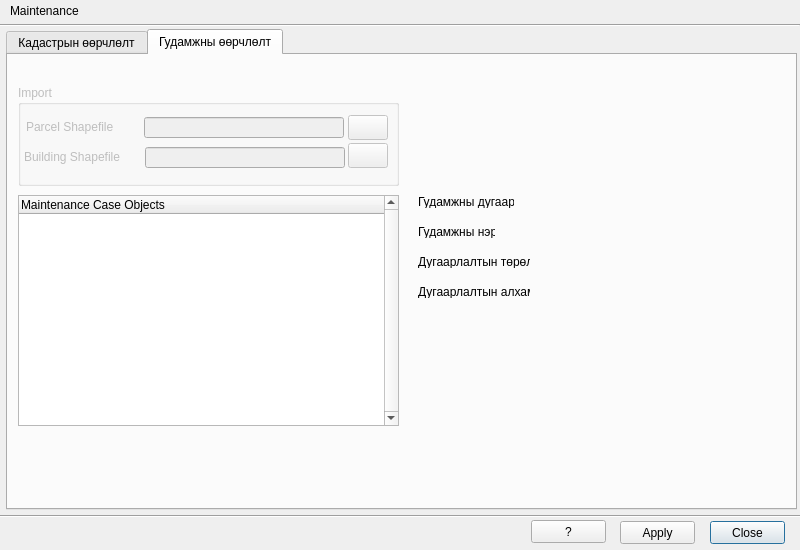
This is view/CreateCaseDialog.ui in teamlm2/lm2_mgis as Qt 5 draws it before an edit. The edited form follows.
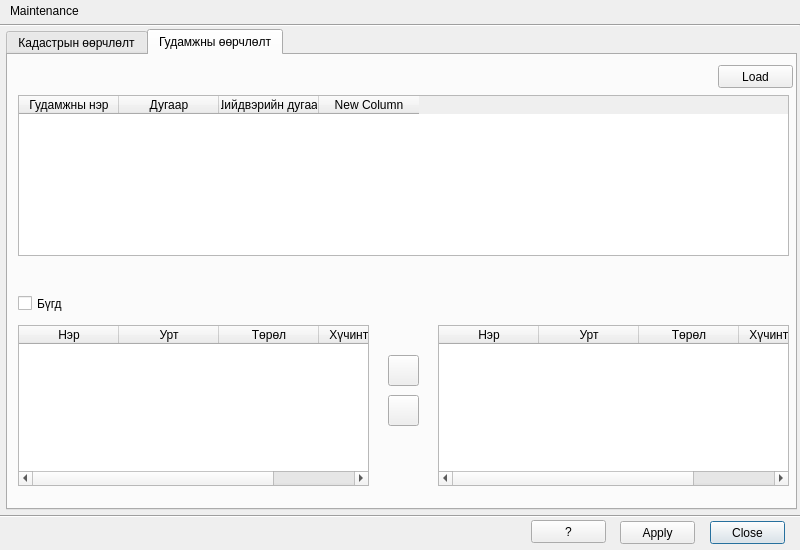
This is the edited form. Icons and pictures are not drawn.

The edit to the form file:
```diff
--- a/view/CreateCaseDialog.ui
+++ b/view/CreateCaseDialog.ui
@@ -669,179 +669,146 @@
     <attribute name="title">
      <string>Гудамжны өөрчлөлт</string>
     </attribute>
-    <widget class="QTreeWidget" name="result_twidget_2">
+    <widget class="QTableWidget" name="street_twidget">
      <property name="geometry">
       <rect>
        <x>10</x>
-       <y>140</y>
-       <width>381</width>
-       <height>231</height>
+       <y>40</y>
+       <width>771</width>
+       <height>161</height>
       </rect>
      </property>
-     <property name="verticalScrollBarPolicy">
-      <enum>Qt::ScrollBarAlwaysOn</enum>
-     </property>
-     <attribute name="headerDefaultSectionSize">
-      <number>100</number>
-     </attribute>
      <column>
       <property name="text">
-       <string>Maintenance Case Objects</string>
+       <string>Гудамжны нэр</string>
       </property>
      </column>
+     <column>
+      <property name="text">
+       <string>Дугаар</string>
+      </property>
+     </column>
+     <column>
+      <property name="text">
+       <string>Шийдвэрийн дугаар</string>
+      </property>
+     </column>
+     <column>
+      <property name="text">
+       <string>New Column</string>
+      </property>
+     </column>
     </widget>
-    <widget class="QGroupBox" name="import_groupbox_2">
-     <property name="enabled">
-      <bool>false</bool>
+    <widget class="QPushButton" name="street_find_button">
+     <property name="geometry">
+      <rect>
+       <x>710</x>
+       <y>10</y>
+       <width>75</width>
+       <height>23</height>
+      </rect>
      </property>
+     <property name="text">
+      <string>Load</string>
+     </property>
+    </widget>
+    <widget class="QTableWidget" name="touches_road_twidget">
      <property name="geometry">
       <rect>
        <x>10</x>
-       <y>30</y>
-       <width>381</width>
-       <height>101</height>
+       <y>270</y>
+       <width>351</width>
+       <height>161</height>
       </rect>
      </property>
-     <property name="title">
-      <string>Import</string>
-     </property>
-     <widget class="QLineEdit" name="building_shape_edit_2">
-      <property name="geometry">
-       <rect>
-        <x>127</x>
-        <y>62</y>
-        <width>200</width>
-        <height>21</height>
-       </rect>
-      </property>
-      <property name="readOnly">
-       <bool>true</bool>
-      </property>
-     </widget>
-     <widget class="QLineEdit" name="parcel_shape_edit_2">
-      <property name="geometry">
-       <rect>
-        <x>126</x>
-        <y>32</y>
-        <width>200</width>
-        <height>21</height>
-       </rect>
-      </property>
-      <property name="readOnly">
-       <bool>true</bool>
-      </property>
-     </widget>
-     <widget class="QLabel" name="label_13">
-      <property name="geometry">
-       <rect>
-        <x>6</x>
-        <y>64</y>
-        <width>111</width>
-        <height>16</height>
-       </rect>
-      </property>
+     <column>
       <property name="text">
-       <string>Building Shapefile</string>
+       <string>Нэр</string>
       </property>
-     </widget>
-     <widget class="QLabel" name="label_14">
-      <property name="geometry">
-       <rect>
-        <x>8</x>
-        <y>34</y>
-        <width>101</width>
-        <height>16</height>
-       </rect>
-      </property>
+     </column>
+     <column>
       <property name="text">
-       <string>Parcel Shapefile</string>
+       <string>Урт</string>
       </property>
-     </widget>
-     <widget class="QPushButton" name="open_parcel_file_button_2">
-      <property name="geometry">
-       <rect>
-        <x>330</x>
-        <y>30</y>
-        <width>40</width>
-        <height>25</height>
-       </rect>
-      </property>
+     </column>
+     <column>
       <property name="text">
-       <string/>
+       <string>Төрөл</string>
       </property>
-      <property name="icon">
-       <iconset resource="resources.qrc">
-        <normaloff>:/plugins/lm2/open.png</normaloff>:/plugins/lm2/open.png</iconset>
-      </property>
-     </widget>
-     <widget class="QPushButton" name="open_building_file_button_2">
-      <property name="geometry">
-       <rect>
-        <x>330</x>
-        <y>58</y>
-        <width>40</width>
-        <height>25</height>
-       </rect>
-      </property>
+     </column>
+     <column>
       <property name="text">
-       <string/>
+       <string>Хүчинтэй эсэх</string>
       </property>
-      <property name="icon">
-       <iconset resource="resources.qrc">
-        <normaloff>:/plugins/lm2/open.png</normaloff>:/plugins/lm2/open.png</iconset>
-      </property>
-     </widget>
+     </column>
     </widget>
-    <widget class="QLabel" name="label_15">
+    <widget class="QPushButton" name="pushButton">
      <property name="geometry">
       <rect>
-       <x>410</x>
-       <y>140</y>
-       <width>96</width>
-       <height>13</height>
+       <x>380</x>
+       <y>300</y>
+       <width>31</width>
+       <height>31</height>
       </rect>
      </property>
      <property name="text">
-      <string>Гудамжны дугаар:</string>
+      <string/>
      </property>
     </widget>
-    <widget class="QLabel" name="label_16">
+    <widget class="QPushButton" name="pushButton_2">
      <property name="geometry">
       <rect>
-       <x>410</x>
-       <y>170</y>
-       <width>77</width>
-       <height>13</height>
+       <x>380</x>
+       <y>340</y>
+       <width>31</width>
+       <height>31</height>
       </rect>
      </property>
      <property name="text">
-      <string>Гудамжны нэр:</string>
+      <string/>
      </property>
     </widget>
-    <widget class="QLabel" name="label_17">
+    <widget class="QTableWidget" name="joined_road_twidget">
      <property name="geometry">
       <rect>
-       <x>410</x>
-       <y>200</y>
-       <width>112</width>
-       <height>13</height>
+       <x>430</x>
+       <y>270</y>
+       <width>351</width>
+       <height>161</height>
       </rect>
      </property>
-     <property name="text">
-      <string>Дугаарлалтын төрөл:</string>
-     </property>
+     <column>
+      <property name="text">
+       <string>Нэр</string>
+      </property>
+     </column>
+     <column>
+      <property name="text">
+       <string>Урт</string>
+      </property>
+     </column>
+     <column>
+      <property name="text">
+       <string>Төрөл</string>
+      </property>
+     </column>
+     <column>
+      <property name="text">
+       <string>Хүчинтэй эсэх</string>
+      </property>
+     </column>
     </widget>
-    <widget class="QLabel" name="label_18">
+    <widget class="QCheckBox" name="all_road_chbox">
      <property name="geometry">
       <rect>
-       <x>410</x>
-       <y>230</y>
-       <width>112</width>
-       <height>13</height>
+       <x>10</x>
+       <y>240</y>
+       <width>121</width>
+       <height>17</height>
       </rect>
      </property>
      <property name="text">
-      <string>Дугаарлалтын алхам:</string>
+      <string>Бүгд</string>
      </property>
     </widget>
    </widget>
```
Left out of the diff: 8 changed lines with no effect on the pictures.
